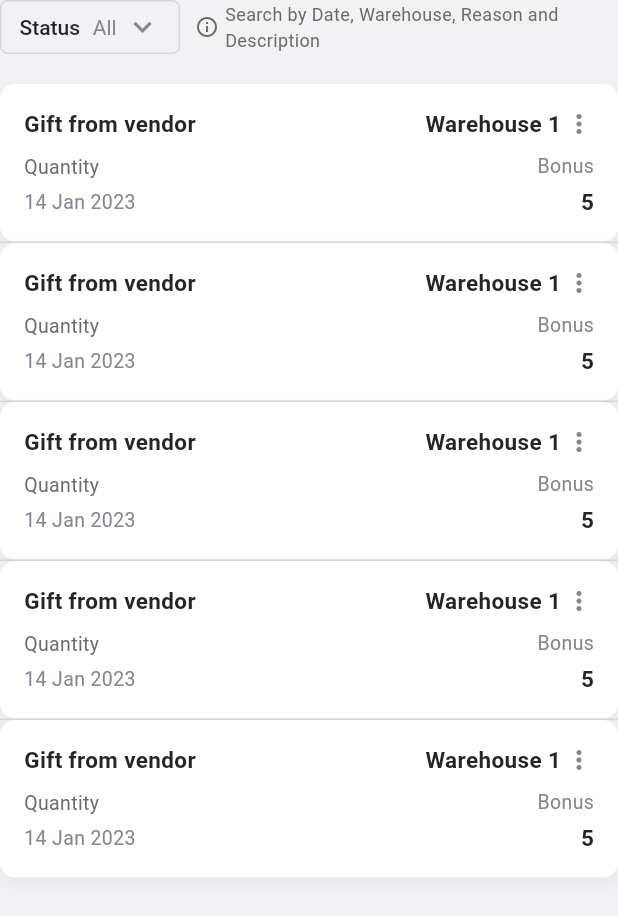
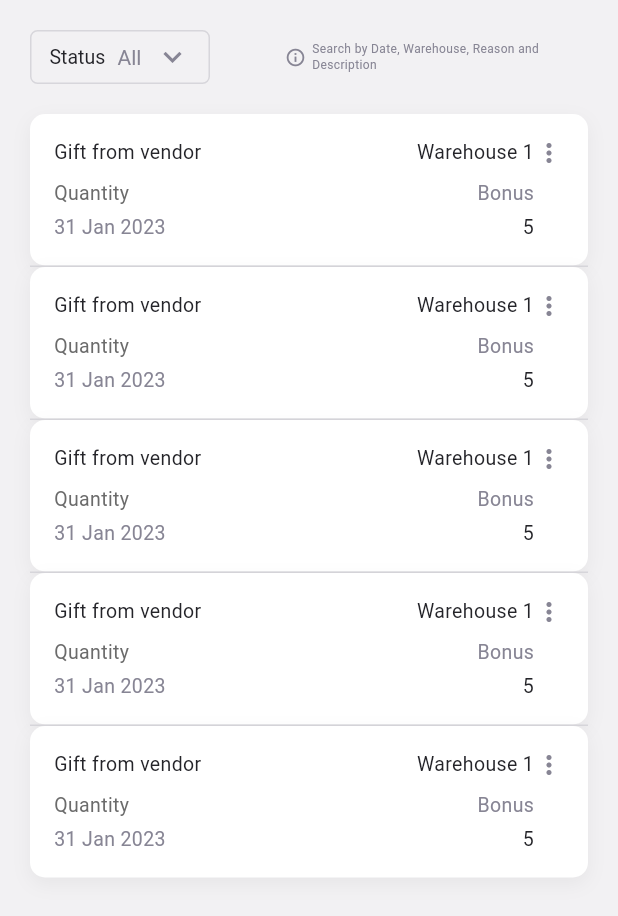
Before and after one commit to victorovec/noslag, a Flutter app: the Adjustments widget shown alone on an empty page, opened directly, on a phone screen of 412 x 824 dp. Shown: the top 916 px of the screen. Run offline on Flutter 3.47's test engine with Material 3 defaults, Android fonts, the phone set to English and light mode, and no system bars; our stand-ins replace dotted_border, fl_chart, flutter_riverpod, flutter_secure_storage, get; accounts and stored records are empty; network calls fail.

Commit message:
third update

```diff
--- a/lib/features/auth/presentation/screens/signin.dart
+++ b/lib/features/auth/presentation/screens/signin.dart
@@ -87,6 +87,7 @@ class _SigninState extends ConsumerState<Signin> {
                   ),
 
                   Responsive.isMobile(context) ? SizedBox(height: 93):SizedBox(height: 0),
+
                   const Text(
                     'Login as Vendor',
                     style: TextStyle(
--- a/lib/features/dashboard/presentation/screens/dashboard.dart
+++ b/lib/features/dashboard/presentation/screens/dashboard.dart
@@ -1,6 +1,4 @@
 import 'package:flutter/material.dart';
-import 'package:get/get.dart';
-import 'package:noslag/core/constants/routes.dart';
 import 'package:noslag/core/widgets/custom_app_bar.dart';
 import 'package:noslag/features/dashboard/presentation/screens/custom_app_drawer.dart';
 import 'package:noslag/features/dashboard/presentation/widgets/dashboard_grid.dart';
--- a/lib/features/product_details/presentation/screens/adjustments.dart
+++ b/lib/features/product_details/presentation/screens/adjustments.dart
@@ -13,57 +13,49 @@ class _AdjustmentsState extends State<Adjustments> {
   @override
   Widget build(BuildContext context) {
     return Container(
-      color: const Color(0xffF2F1F3), // Background color matching other screens
-      //padding: const EdgeInsets.all(16.0), // Overall screen padding for Adjustments content
+      color: const Color(0xffF2F1F3),
+      child: Padding(
+        padding: const EdgeInsets.all(20.0),
         child: Column(
           crossAxisAlignment: CrossAxisAlignment.start,
           children: [
             // Top Filter and Search Hint Section
             Row(
               children: [
-              // Status Filter Dropdown (Corrected to show "Status All")
                 Container(
-                width: 120, // Fixed width for the dropdown as per screenshot implies
-
+                  width: 120,
                   padding: const EdgeInsets.symmetric(horizontal: 12.0, vertical: 5.0),
                   decoration: BoxDecoration(
-                  //color: Colors.white,
                     borderRadius: BorderRadius.circular(5.0),
-                  border: Border.all(color: const Color(0xFFD7D6DB)), // Light grey border
-
+                    border: Border.all(color: const Color(0xFFD7D6DB)),
                   ),
                   child: DropdownButtonHideUnderline(
                     child: DropdownButton<String>(
                       value: _selectedStatus,
                       icon: const Icon(Icons.keyboard_arrow_down, color: Color(0xFF878594)),
-                    // CORRECTED: Use selectedItemBuilder to show "Status" + selected value
                       selectedItemBuilder: (BuildContext context) {
                         return <String>['All', 'Approved', 'Pending', 'Rejected']
                             .map((String value) {
-                        return Align(
-                          alignment: Alignment.centerLeft,
-                          child: Row(
-                            mainAxisSize: MainAxisSize.min, // To keep the row compact
+                          return Row(
                             children: [
                               const Text(
-                                'Status ', // Added space for visual separation
+                                'Status ',
                                 style: TextStyle(
-                                  fontSize: 14,
-                                  color: Color(0xFF242429), // Dark text for "Status"
-                                  fontWeight: FontWeight.w500, // Slightly bolder
+                                  fontSize: 13,
+                                  color: Color(0xFF242429),
+                                  fontWeight: FontWeight.w400,
                                 ),
                               ),
-                              SizedBox(width: 5,),
+                              const SizedBox(width: 5),
                               Text(
-                                value, // The actual selected value (e.g., "All")
+                                value,
                                 style: const TextStyle(
                                   fontSize: 14,
-                                  color: Color(0xFF878594), // Lighter text for the value
+                                  color: Color(0xFF878594),
                                   fontWeight: FontWeight.w400,
                                 ),
                               ),
                             ],
-                          ),
                           );
                         }).toList();
                       },
@@ -72,7 +64,7 @@ class _AdjustmentsState extends State<Adjustments> {
                         return DropdownMenuItem<String>(
                           value: value,
                           child: Text(
-                          value, // This is just the selectable text in the popup list
+                            value,
                             style: const TextStyle(
                               fontSize: 14,
                               color: Color(0xFF242429),
@@ -90,27 +82,27 @@ class _AdjustmentsState extends State<Adjustments> {
                         color: Color(0xFF242429),
                       ),
                       dropdownColor: Colors.white,
-                    isDense: true, // Keep it compact vertically
-                    isExpanded: true, // Allows the dropdown to take the full width of its container
+                      isDense: true,
+                      isExpanded: true,
                     ),
                   ),
                 ),
-              const SizedBox(width: 10), // Space between dropdown and search hint
-              // Search by Date, Warehouse, Reason and Description
-              Expanded( // Expanded to take remaining horizontal space
+                const SizedBox(width: 50),
+                Expanded(
                   child: Row(
-                  children: [
-                    const Icon(Icons.info_outline, size: 16, color: Color(0xFF6B6B6B)), // Info icon
-                    const SizedBox(width: 4),
-                    const Expanded( // Expanded to allow text to wrap within the row
+                    children: const [
+                      Icon(Icons.info_outline, size: 14, color: Color(0xFF878594)),
+                      SizedBox(width: 4),
+                      Expanded(
                         child: Text(
                           'Search by Date, Warehouse, Reason and Description',
                           style: TextStyle(
-                          fontSize: 12,
-                          color: Color(0xFF6B6B6B), // Light grey for hint text
-                          overflow: TextOverflow.ellipsis, // Prevents overflow if it's very long
+                            fontSize: 8,
+                            color: Color(0xFF878594),
+                            overflow: TextOverflow.ellipsis,
+                            fontWeight: FontWeight.w400,
                           ),
-                        maxLines: 2, // Allow text to wrap
+                          maxLines: 2,
                         ),
                       ),
                     ],
@@ -118,9 +110,10 @@ class _AdjustmentsState extends State<Adjustments> {
                 ),
               ],
             ),
-          const SizedBox(height: 20), // Spacing between filters and adjustment list
 
-          // List of Adjustment Cards
+            const SizedBox(height: 20),
+
+            // Updated List of Adjustment Cards
             ListView.builder(
               shrinkWrap: true,
               physics: const NeverScrollableScrollPhysics(),
@@ -128,38 +121,7 @@ class _AdjustmentsState extends State<Adjustments> {
               itemBuilder: (context, index) {
                 return Column(
                   children: [
-                  _buildAdjustmentCard(
-                    reason: 'Gift from vendor',
-                    date: '14 Jan 2023',
-                    warehouse: 'Warehouse 1',
-                    adjustmentType: 'Bonus',
-                    quantity: '5',
-                  ),
-                  // CORRECTED: Divider color and placement
-                  if (index < 4) // Don't show divider after the last item (itemCount - 1)
-                    const Divider(
-                      thickness: 1.0,
-                      color: Color(0xFFD7D6DB), // CORRECTED: Changed to light grey
-                      height: 1.0, // Minimal height for the divider area
-                    ),
-                ],
-              );
-            },
-          ),
-        ],
-      ),
-    );
-  }
-
-  // Helper widget to build an individual adjustment card
-  Widget _buildAdjustmentCard({
-    required String reason,
-    required String date,
-    required String warehouse,
-    required String adjustmentType,
-    required String quantity,
-  }) {
-    return Container(
+                    Container(
                       padding: const EdgeInsets.all(16.0),
                       decoration: BoxDecoration(
                         color: Colors.white,
@@ -173,44 +135,25 @@ class _AdjustmentsState extends State<Adjustments> {
                           ),
                         ],
                       ),
+                      child: Row(
+                        crossAxisAlignment: CrossAxisAlignment.start,
+                        children: [
+                          // First Column
+                          Expanded(
+                            flex: 3,
                             child: Column(
                               crossAxisAlignment: CrossAxisAlignment.start,
-        children: [
-          Row(
-            mainAxisAlignment: MainAxisAlignment.spaceBetween,
-            children: [
+                              children: const [
                                 Text(
-                reason,
-                style: const TextStyle(
-                  fontSize: 15,
-                  fontWeight: FontWeight.w600,
+                                  'Gift from vendor',
+                                  style: TextStyle(
+                                    fontSize: 13,
+                                    fontWeight: FontWeight.w400,
                                     color: Color(0xFF242429),
                                   ),
                                 ),
-              Row(
-                children: [
+                                SizedBox(height: 8),
                                 Text(
-                    warehouse,
-                    style: const TextStyle(
-                      fontSize: 15,
-                      fontWeight: FontWeight.w600,
-                      color: Color(0xFF242429),
-                    ),
-                  ),
-                  const SizedBox(width: 2), // CORRECTED: Reduced space to make icon closer
-                  const Icon(Icons.more_vert, size: 20, color: Color(0xFF878594)),
-                ],
-              ),
-            ],
-          ),
-          const SizedBox(height: 8.0),
-          Row(
-            mainAxisAlignment: MainAxisAlignment.spaceBetween,
-            children: [
-              Column(
-                crossAxisAlignment: CrossAxisAlignment.start,
-                children: [
-                  const Text(
                                   'Quantity',
                                   style: TextStyle(
                                     fontSize: 13,
@@ -218,10 +161,10 @@ class _AdjustmentsState extends State<Adjustments> {
                                     color: Color(0xFF6B6B6B),
                                   ),
                                 ),
-                  const SizedBox(height: 4),
+                                SizedBox(height: 4),
                                 Text(
-                    date,
-                    style: const TextStyle(
+                                  '31 Jan 2023',
+                                  style: TextStyle(
                                     fontSize: 13,
                                     fontWeight: FontWeight.w400,
                                     color: Color(0xFF878594),
@@ -229,31 +172,65 @@ class _AdjustmentsState extends State<Adjustments> {
                                 ),
                               ],
                             ),
-              Column(
+                          ),
+
+                          // Second Column
+                          Expanded(
+                            flex: 1,
+                            child: Column(
                               crossAxisAlignment: CrossAxisAlignment.end,
-                children: [
+                              children: const [
                                 Text(
-                    adjustmentType,
-                    style: const TextStyle(
+                                  'Warehouse 1',
+                                  style: TextStyle(
+                                    fontSize: 13,
+                                    fontWeight: FontWeight.w400,
+                                    color: Color(0xFF242429),
+                                  ),
+                                ),
+                                SizedBox(height: 8),
+                                Text(
+                                  'Bonus',
+                                  style: TextStyle(
                                     fontSize: 13,
                                     fontWeight: FontWeight.w400,
                                     color: Color(0xFF878594),
                                   ),
                                 ),
-                  const SizedBox(height: 4),
+                                SizedBox(height: 4),
                                 Text(
-                    quantity,
-                    style: const TextStyle(
-                      fontSize: 15,
-                      fontWeight: FontWeight.w600,
+                                  '5',
+                                  style: TextStyle(
+                                    fontSize: 13,
+                                    fontWeight: FontWeight.w400,
                                     color: Color(0xFF242429),
                                   ),
                                 ),
                               ],
                             ),
+                          ),
+
+                          // Third Column: More Icon
+                          const Align(
+                            alignment: Alignment.topRight,
+                            child: Icon(Icons.more_vert, size: 20, color: Color(0xFF878594)),
+                          ),
                         ],
                       ),
+                    ),
+
+                    if (index < 4)
+                      const Divider(
+                        thickness: 1.0,
+                        color: Color(0xFFD7D6DB),
+                        height: 1.0,
+                      ),
                   ],
+                );
+              },
+            ),
+          ],
+        ),
       ),
     );
   }
```
Also changed, not shown: lib/features/product_details/presentation/screens/overview.dart (+7 -4 lines), lib/features/product_details/presentation/screens/product_details.dart (+7 -7 lines), lib/features/product_details/presentation/screens/sales.dart (+12 -1 lines), lib/features/product_details/presentation/screens/transactions.dart (+43 -152 lines), lib/features/product_details/presentation/widgets/drop_down_shell.dart (added, +35 -0 lines), lib/features/product_details/presentation/widgets/invoice_drop_down.dart (added, +32 -0 lines), lib/features/product_details/presentation/widgets/status_drop_down.dart (added, +59 -0 lines), lib/features/product_details/presentation/widgets/transaction_row.dart (added, +44 -0 lines). Lines whose indentation alone changed are shown as unchanged.
